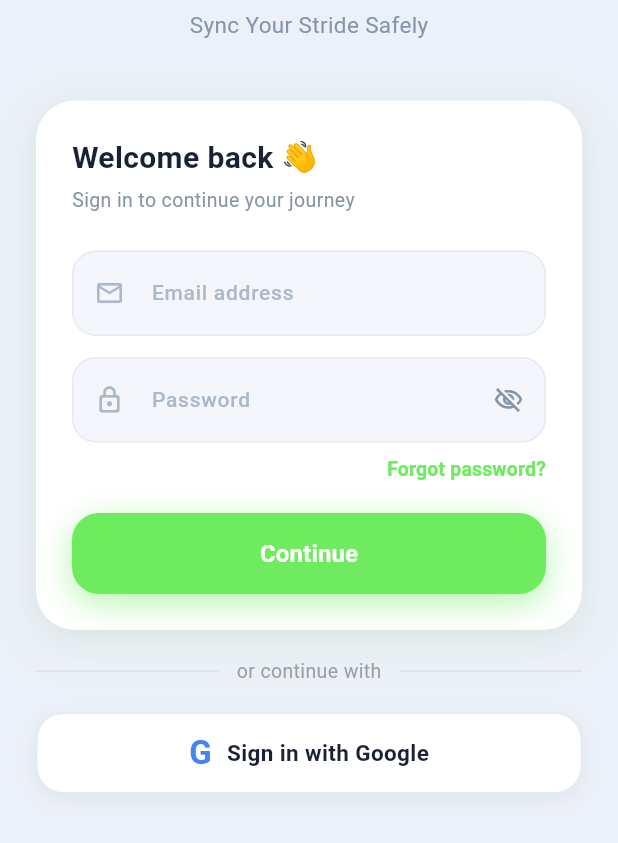
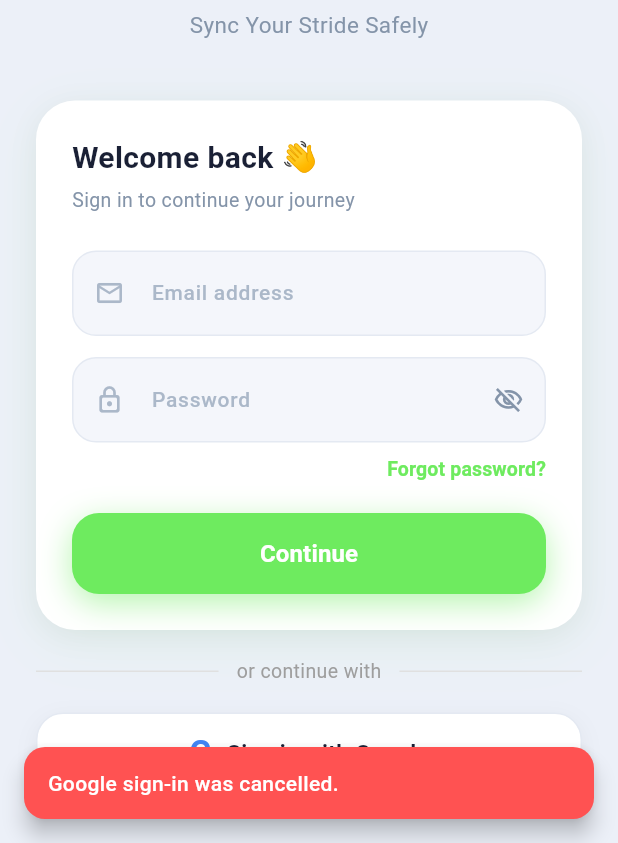
Before and after one commit to kalviumcommunity/S84-0226-SafeStride-Flutter-Firebase-Aura, a Flutter app: the LoginScreen screen opened by its route, after a tap on an icon or button, on a phone screen of 412 x 824 dp, the part 393-1236 px from its top. Run offline on Flutter 3.47's test engine with Material 3 defaults, Android fonts, the phone set to English and light mode, and no system bars; our stand-ins replace cloud_firestore, firebase_auth, firebase_core, firebase_storage, flutter_dotenv, flutter_svg and 4 more; missing offline and left inert: dart:html; accounts and stored records are empty; Roboto replaces fonts that are missing (Poppins).

Commit message:
feat(auth): implement google sign-in integration and web auth fixes

```diff
--- a/lib/screens/login/login_screen.dart
+++ b/lib/screens/login/login_screen.dart
@@ -152,6 +152,30 @@ class _LoginScreenState extends State<LoginScreen>
       if (mounted) {
         _showSnack(
           e is AuthFailure ? e.message : 'Login failed. Please try again.',
+          isError: true,
+        );
+      }
+    } finally {
+      if (mounted) setState(() => _isLoading = false);
+    }
+  }
+
+  Future<void> _signInWithGoogle() async {
+    setState(() => _isLoading = true);
+    try {
+      await AuthService().signInWithGoogle(
+        activityType: _selectedMode == 0 ? 'runner' : 'cyclist',
+      );
+
+      if (mounted) {
+        Navigator.of(context).popUntil((route) => route.isFirst);
+      }
+    } catch (e) {
+      if (mounted) {
+        _showSnack(
+          e is AuthFailure
+              ? e.message
+              : 'Google sign-in failed. Please try again.',
           isError: true,
         );
       }
@@ -518,11 +542,22 @@ class _LoginScreenState extends State<LoginScreen>
         color: Colors.transparent,
         child: InkWell(
           borderRadius: BorderRadius.circular(18),
-          onTap: () {},
-          child: const Row(
+          onTap: _isLoading ? null : _signInWithGoogle,
+          child: Row(
             mainAxisAlignment: MainAxisAlignment.center,
             children: [
-              Text(
+              _isLoading
+                  ? const SizedBox(
+                      width: 20,
+                      height: 20,
+                      child: CircularProgressIndicator(
+                        strokeWidth: 2,
+                        valueColor: AlwaysStoppedAnimation<Color>(
+                          Color(0xFF4285F4),
+                        ),
+                      ),
+                    )
+                  : const Text(
                       'G',
                       style: TextStyle(
                         fontSize: 22,
@@ -530,10 +565,10 @@ class _LoginScreenState extends State<LoginScreen>
                         color: Color(0xFF4285F4),
                       ),
                     ),
-              SizedBox(width: 10),
+              const SizedBox(width: 10),
               Text(
-                'Sign in with Google',
-                style: TextStyle(
+                _isLoading ? 'Signing in...' : 'Sign in with Google',
+                style: const TextStyle(
                   fontSize: 15,
                   fontWeight: FontWeight.w600,
                   color: Color(0xFF1A2035),
--- a/lib/screens/profile_screen.dart
+++ b/lib/screens/profile_screen.dart
@@ -158,7 +158,7 @@ class _ProfileScreenState extends State<ProfileScreen> {
                       title: 'Sign Out',
                       trailing: const Icon(Icons.chevron_right),
                       onTap: () async {
-                        await AuthService().logout();
+                        await AuthService().signOutGoogle();
                       },
                       dark: dark,
                     ),
--- a/lib/services/auth_service.dart
+++ b/lib/services/auth_service.dart
@@ -1,6 +1,8 @@
 import 'dart:math';
 import 'package:firebase_auth/firebase_auth.dart';
 import 'package:cloud_firestore/cloud_firestore.dart';
+import 'package:flutter/foundation.dart';
+import 'package:google_sign_in/google_sign_in.dart';
 import 'firestore_service.dart';
 
 class AuthFailure implements Exception {
@@ -14,6 +16,10 @@ class AuthFailure implements Exception {
 class AuthService {
   final FirebaseAuth _auth = FirebaseAuth.instance;
   final FirebaseFirestore _db = FirebaseFirestore.instance;
+
+  // Lazy initialize GoogleSignIn only when needed
+  GoogleSignIn? _googleSignIn;
+  GoogleSignIn get _getGoogleSignIn => _googleSignIn ??= GoogleSignIn();
 
   Stream<User?> get authStateChanges => _auth.authStateChanges();
 
@@ -129,12 +135,138 @@ class AuthService {
 
   Future<void> logout() => _auth.signOut();
 
+  /// Sign in with Google and create/update user profile in Firestore.
+  /// Returns the UserCredential on success.
+  /// Throws [AuthFailure] on any error during Google authentication or Firestore operations.
+  Future<UserCredential> signInWithGoogle({
+    String activityType = 'runner',
+  }) async {
+    try {
+      final UserCredential userCredential;
+
+      if (kIsWeb) {
+        // Web: use Firebase popup flow directly to avoid plugin token/profile
+        // fetch issues that can fail with browser policy/API restrictions.
+        final provider = GoogleAuthProvider();
+        provider.addScope('email');
+        provider.addScope('profile');
+        userCredential = await _auth.signInWithPopup(provider);
+      } else {
+        // Mobile: use google_sign_in plugin then exchange for Firebase credential.
+        final GoogleSignInAccount? googleUser = await _getGoogleSignIn.signIn();
+
+        if (googleUser == null) {
+          throw AuthFailure('Google sign-in was cancelled.');
+        }
+
+        final GoogleSignInAuthentication googleAuth =
+            await googleUser.authentication;
+
+        final AuthCredential credential = GoogleAuthProvider.credential(
+          accessToken: googleAuth.accessToken,
+          idToken: googleAuth.idToken,
+        );
+
+        userCredential = await _auth.signInWithCredential(credential);
+      }
+
+      final User? user = userCredential.user;
+      if (user == null) {
+        throw AuthFailure('Failed to retrieve user information from Google.');
+      }
+
+      // Check if this is a new user
+      final userDoc = await _db.collection('users').doc(user.uid).get();
+
+      if (!userDoc.exists) {
+        // New user — create their profile in Firestore
+        await FirestoreService().addUserData(user.uid, {
+          'uid': user.uid,
+          'email': user.email ?? '',
+          'displayName': user.displayName ?? '',
+          'photoURL': user.photoURL ?? '',
+          'activityType': activityType,
+          'bio': '',
+          'darkMode': false,
+          'notificationsEnabled': true,
+          'preferredDistance': 10.0,
+          'savedRoutesCount': 0,
+          'reviewsCount': 0,
+          'favoritesCount': 0,
+          'totalDistanceKm': 0.0,
+          'createdAt': FieldValue.serverTimestamp(),
+        });
+      } else {
+        // Existing user — update their photoURL if they don't have one
+        final userData = userDoc.data();
+        if ((userData?['photoURL'] as String?)?.isEmpty ?? true) {
+          await _db.collection('users').doc(user.uid).update({
+            'photoURL': user.photoURL ?? '',
+            'lastLoginAt': FieldValue.serverTimestamp(),
+          });
+        } else {
+          // Just update the last login timestamp
+          await _db.collection('users').doc(user.uid).update({
+            'lastLoginAt': FieldValue.serverTimestamp(),
+          });
+        }
+      }
+
+      return userCredential;
+    } on AuthFailure {
+      rethrow;
+    } on FirebaseAuthException catch (e) {
+      throw AuthFailure(_mapFirebaseErrorCode(e.code), code: e.code);
+    } on FirebaseException catch (e) {
+      throw AuthFailure(
+        e.message ?? 'Google sign-in failed (${e.code}).',
+        code: e.code,
+      );
+    } catch (e) {
+      final rawError = e.toString();
+      if (kIsWeb &&
+          rawError.toLowerCase().contains('content-people.googleapis.com')) {
+        throw AuthFailure(
+          'Google People API is blocked/disabled for this OAuth app. '
+          'Enable People API in Google Cloud or use Firebase popup-only flow settings.',
+        );
+      }
+      throw AuthFailure('Google sign-in failed. $rawError');
+    }
+  }
+
+  /// Sign out from both Firebase and Google
+  Future<void> signOutGoogle() async {
+    try {
+      await _auth.signOut();
+      if (_googleSignIn != null) {
+        await _googleSignIn!.signOut();
+      }
+    } catch (e) {
+      throw AuthFailure('Failed to sign out: ${e.toString()}');
+    }
+  }
+
   String _mapFirebaseErrorCode(String code) {
     switch (code) {
       case 'user-not-found':
       case 'wrong-password':
       case 'invalid-credential':
         return 'Invalid email or password.';
+      case 'operation-not-allowed':
+        return 'Google sign-in is not enabled in Firebase Authentication.';
+      case 'unauthorized-domain':
+        return 'This domain is not authorized for Google sign-in. Add localhost in Firebase Auth authorized domains.';
+      case 'popup-blocked':
+        return 'Popup was blocked by the browser. Please allow popups and try again.';
+      case 'popup-closed-by-user':
+        return 'Google sign-in popup was closed before completion.';
+      case 'cancelled-popup-request':
+        return 'Another sign-in popup is already open. Please finish that one first.';
+      case 'web-context-canceled':
+        return 'Sign-in flow was interrupted. Please retry and keep the popup open.';
+      case 'account-exists-with-different-credential':
+        return 'An account already exists with the same email using a different sign-in method.';
       case 'email-already-in-use':
         return 'An account already exists for that email.';
       case 'weak-password':
@@ -144,7 +276,7 @@ class AuthService {
       case 'network-request-failed':
         return 'Network error. Please check your connection.';
       default:
-        return 'Authentication failed. Please try again.';
+        return 'Authentication failed ($code). Please try again.';
     }
   }
 }
--- a/pubspec.yaml
+++ b/pubspec.yaml
@@ -37,6 +37,8 @@ dependencies:
   firebase_auth: ^6.1.4
   firebase_storage: ^13.0.2
   google_maps_flutter: ^2.9.0
+  google_sign_in: ^6.2.1
+  flutter_dotenv: ^5.2.1
   image_picker: ^1.1.2
   geolocator: ^13.0.0
   permission_handler: ^11.3.0
@@ -72,6 +74,7 @@ flutter:
   assets:
     - assets/images/
     - assets/icons/
+    - .env
 
   # An image asset can refer to one or more resolution-specific "variants", see
   # https://flutter.dev/to/resolution-aware-images
```
Also changed, not shown: lib/main.dart (+8 -0 lines), lib/screens/signup_screen.dart (+192 -52 lines), pubspec.lock, 5 other files. Lines whose indentation alone changed are shown as unchanged.
